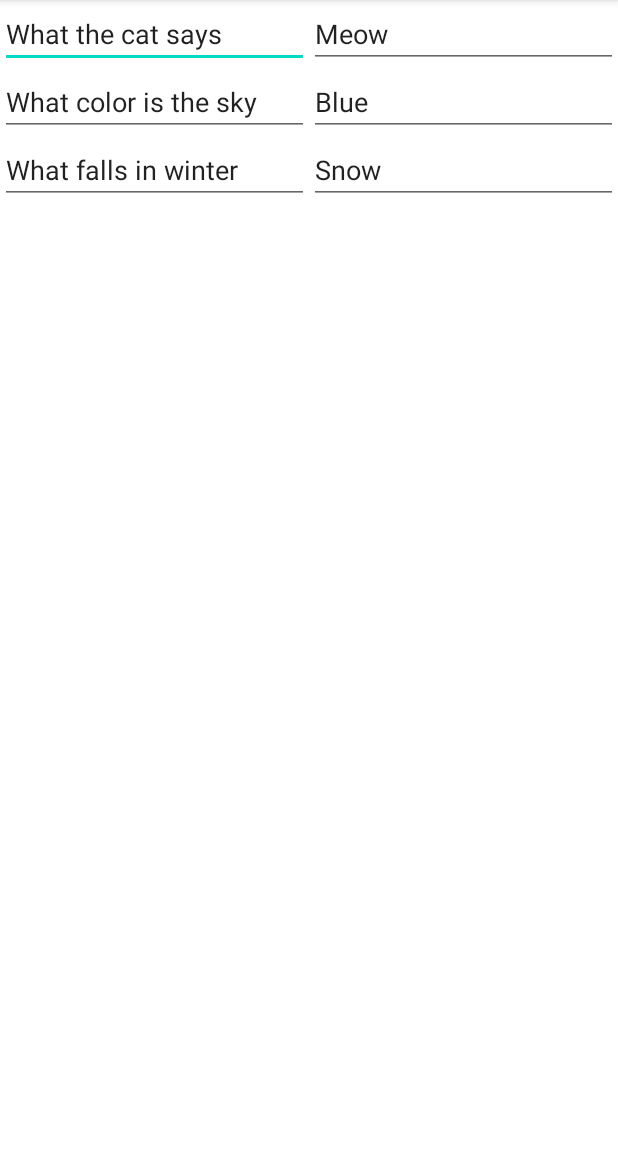
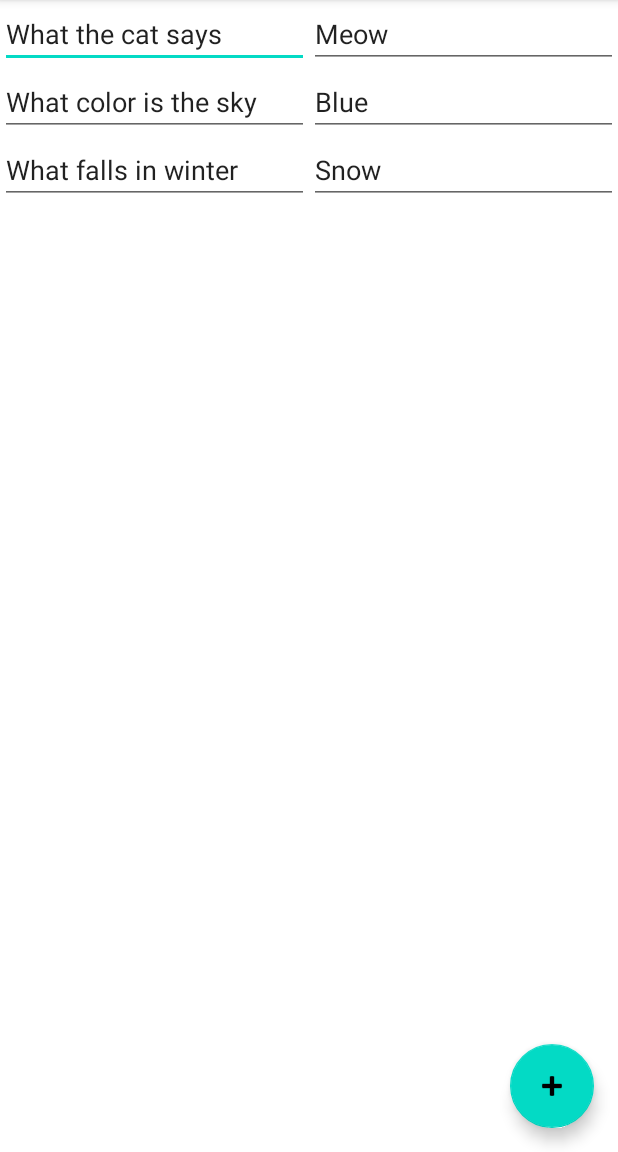
Before and after one commit to constanthinium/Exam, an Android app: the QuestionsActivity screen opened directly, with no data from a screen before it, on a phone screen of 412 x 824 dp, the part 84-1236 px from its top. Run offline under Robolectric (Android 15) with nearby library versions, the phone set to English and light mode, and no system bars.

Commit message:
Add questions creating

```diff
--- a/app/src/main/java/ru/kostyadzyuba/exam/MainActivity.kt
+++ b/app/src/main/java/ru/kostyadzyuba/exam/MainActivity.kt
@@ -154,7 +154,7 @@ class MainActivity : AppCompatActivity(),
         super.onActivityResult(requestCode, resultCode, data)
         if (resultCode == RESULT_OK) {
             testsAdapter.testList.add(testTitleText.text.toString())
-            testsAdapter.notifyItemInserted(testsAdapter.testList.size - 1)
+            testsAdapter.notifyItemInserted(testsAdapter.itemCount - 1)
             testTitleText.text.clear()
             updateUi()
         }
--- a/app/src/main/java/ru/kostyadzyuba/exam/QuestionsActivity.kt
+++ b/app/src/main/java/ru/kostyadzyuba/exam/QuestionsActivity.kt
@@ -1,17 +1,35 @@
 package ru.kostyadzyuba.exam
 
+import android.os.Bundle
+import android.view.View
 import androidx.appcompat.app.AppCompatActivity
-import android.os.Bundle
 import androidx.recyclerview.widget.RecyclerView
+import com.google.android.material.floatingactionbutton.FloatingActionButton
 
-class QuestionsActivity : AppCompatActivity() {
+class QuestionsActivity : AppCompatActivity(), View.OnClickListener {
+    lateinit var questionsAdapter: QuestionsAdapter
+
     override fun onCreate(savedInstanceState: Bundle?) {
         super.onCreate(savedInstanceState)
         setContentView(R.layout.activity_questions)
-        findViewById<RecyclerView>(R.id.questions).adapter = QuestionsAdapter(mutableListOf(
-            Pair("What the cat says", "Meow"),
-            Pair("What color is the sky", "Blue"),
-            Pair("What falls in winter", "Snow"),
-        ))
+        questionsAdapter = QuestionsAdapter(
+            mutableListOf(
+                Pair("What the cat says", "Meow"),
+                Pair("What color is the sky", "Blue"),
+                Pair("What falls in winter", "Snow"),
+            )
+        )
+        findViewById<RecyclerView>(R.id.questions).adapter = questionsAdapter
+        findViewById<FloatingActionButton>(R.id.add).setOnClickListener(this)
+    }
+
+    override fun onClick(view: View) {
+        when (view.id) {
+            R.id.add -> {
+                questionsAdapter.questionsList.add(Pair("", ""))
+                questionsAdapter.notifyItemInserted(questionsAdapter.itemCount - 1)
+            }
+            else -> throw IllegalArgumentException("View.id")
+        }
     }
 }
--- a/app/src/main/res/layout/activity_main.xml
+++ b/app/src/main/res/layout/activity_main.xml
@@ -10,7 +10,8 @@
         android:id="@+id/tests"
         android:layout_width="match_parent"
         android:layout_height="match_parent"
-        app:layoutManager="LinearLayoutManager" />
+        app:layoutManager="androidx.recyclerview.widget.LinearLayoutManager"
+        tools:listitem="@android:layout/simple_selectable_list_item" />
 
     <TextView
         android:id="@+id/empty"
--- a/app/src/main/res/layout/activity_questions.xml
+++ b/app/src/main/res/layout/activity_questions.xml
@@ -10,6 +10,15 @@
         android:id="@+id/questions"
         android:layout_width="match_parent"
         android:layout_height="match_parent"
-        app:layoutManager="LinearLayoutManager" />
+        app:layoutManager="androidx.recyclerview.widget.LinearLayoutManager"
+        tools:listitem="@layout/question_list_item" />
+
+    <com.google.android.material.floatingactionbutton.FloatingActionButton
+        android:id="@+id/add"
+        android:layout_width="wrap_content"
+        android:layout_height="wrap_content"
+        android:layout_gravity="bottom|end"
+        android:layout_margin="@dimen/fab_margin"
+        android:src="@android:drawable/ic_input_add" />
 
 </FrameLayout>
```
